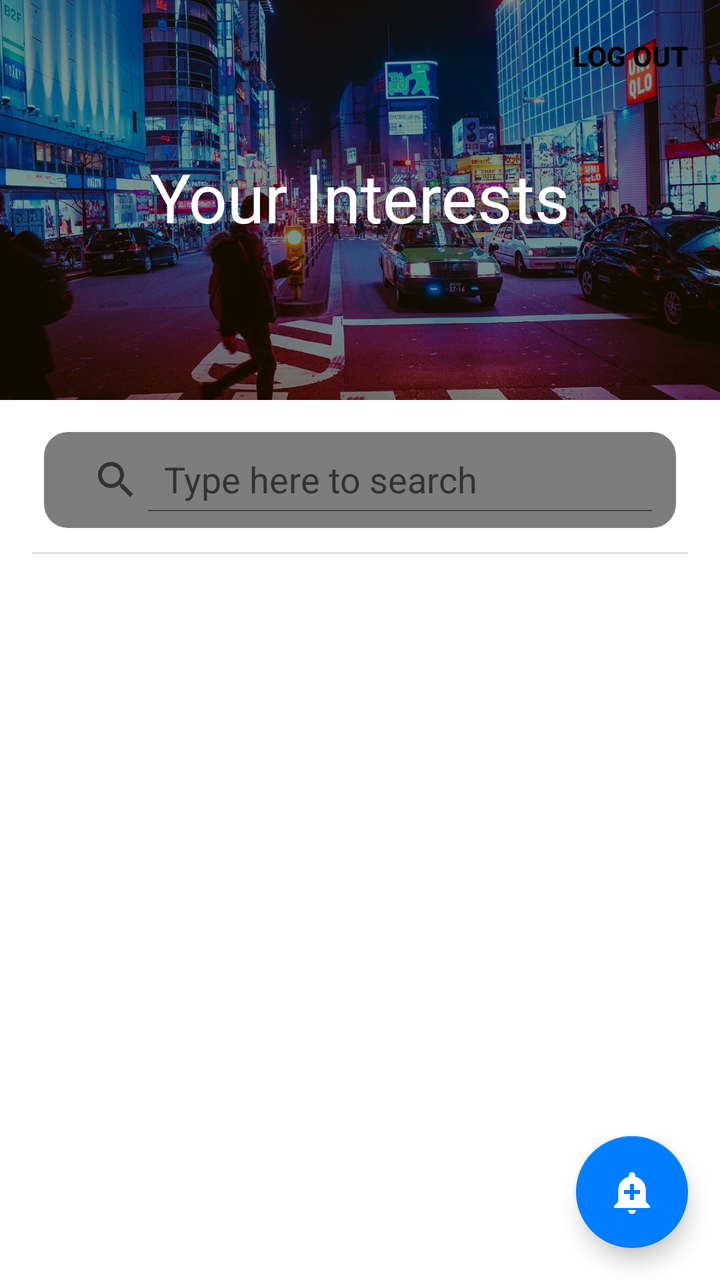
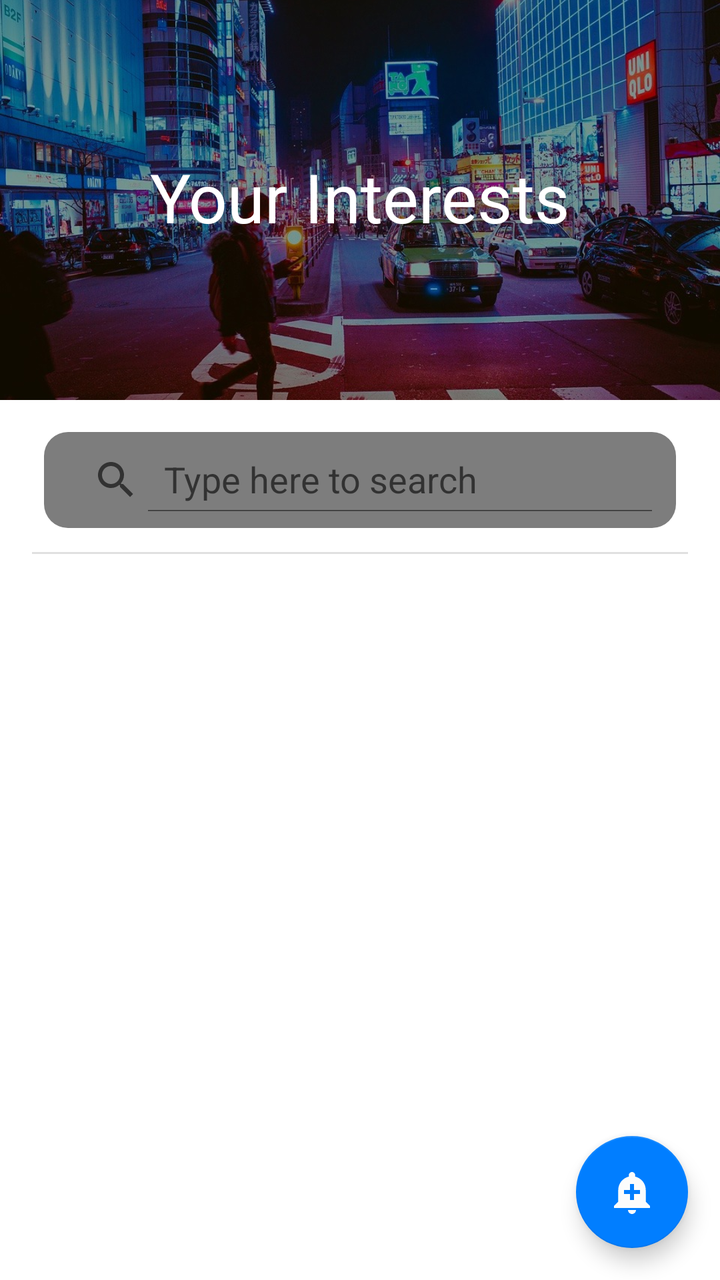

Before-and-after screenshots of an Android layout around one commit, followed by the original layout XML and the change that was made.
<!-- AndroidManifest.xml: application theme Theme.ZapAlerts -->
<!-- res/layout/activity_main.xml -->
<?xml version="1.0" encoding="utf-8"?>
<androidx.coordinatorlayout.widget.CoordinatorLayout xmlns:android="http://schemas.android.com/apk/res/android"
    xmlns:app="http://schemas.android.com/apk/res-auto"
    xmlns:tools="http://schemas.android.com/tools"
    android:layout_width="match_parent"
    android:layout_height="match_parent"
    android:fitsSystemWindows="true">

    <com.google.android.material.appbar.AppBarLayout
        android:id="@+id/appBarLayout"
        android:layout_width="match_parent"
        android:layout_height="200dp"
        android:fitsSystemWindows="true"
        android:theme="@style/ThemeOverlay.MaterialComponents.Dark">

        <com.google.android.material.appbar.CollapsingToolbarLayout
            android:id="@+id/collapsingToolbar"
            android:layout_width="match_parent"
            android:layout_height="match_parent"
            android:ellipsize="end"
            android:fitsSystemWindows="true"
            android:fontFamily="@font/lato_light"
            app:collapsedTitleGravity="left"
            app:collapsedTitleTextAppearance="@style/TextAppearance.AppCompat.Widget.ActionBar.Title"
            app:contentScrim="#111111"
            app:expandedTitleGravity="center"
            app:layout_scrollFlags="scroll|exitUntilCollapsed|snap"
            app:title="@string/your_interests">

            <ImageView
                android:layout_width="match_parent"
                android:layout_height="match_parent"
                android:contentDescription="@string/app_name"
                android:scaleType="centerCrop"
                android:src="@drawable/city_night"
                app:layout_collapseMode="parallax" />

            <Toolbar
                android:id="@+id/toolBarLayout"
                android:layout_width="match_parent"
                android:layout_height="?actionBarSize"
                android:contentInsetStart="8dp"
                android:contentInsetStartWithNavigation="0dp"
                android:popupTheme="@style/ThemeOverlay.MaterialComponents.Light"
                app:layout_collapseMode="pin">
                <Button
                    android:id="@+id/signOut"
                    style="@style/Widget.AppCompat.Button.Borderless.Colored"
                    android:layout_width="wrap_content"
                    android:layout_height="wrap_content"
                    android:layout_gravity="end"
                    android:gravity="center_vertical"
                    android:text="@string/log_out"
                    android:textColor="@color/hwid_auth_button_color_red"
                    android:textStyle="bold" />
            </Toolbar>
        </com.google.android.material.appbar.CollapsingToolbarLayout>
    </com.google.android.material.appbar.AppBarLayout>

    <LinearLayout
        android:layout_width="match_parent"
        android:layout_height="wrap_content"
        android:orientation="vertical"
        android:padding="16dp"
        app:layout_behavior="com.google.android.material.appbar.AppBarLayout$ScrollingViewBehavior">

        <androidx.appcompat.widget.SearchView
            android:id="@+id/searchview"
            android:layout_width="match_parent"
            android:layout_height="wrap_content"
            android:layout_marginHorizontal="6dp"
            android:background="@drawable/rounded"
            android:backgroundTint="#A83A3A3A"
            android:drawableStart="@drawable/ic_search"
            app:defaultQueryHint="Penis Pump"
            app:queryHint="@string/type_here_search"
            app:iconifiedByDefault="false"
            android:paddingHorizontal="4dp"
            android:paddingVertical="8dp" />

        <View
            android:id="@+id/divider2"
            android:layout_width="match_parent"
            android:layout_height="1dp"
            android:layout_marginTop="12dp"
            android:layout_marginBottom="8dp"
            android:background="?android:attr/listDivider"
            android:paddingHorizontal="8dp" />

        <androidx.recyclerview.widget.RecyclerView
            android:id="@+id/recycler"
            android:layout_width="match_parent"
            android:layout_height="wrap_content"
            android:overScrollMode="never"
            app:layoutManager="androidx.recyclerview.widget.LinearLayoutManager"
            tools:listitem="@layout/item_list_interests" />
    </LinearLayout>

    <com.google.android.material.floatingactionbutton.FloatingActionButton
        android:id="@+id/fab"
        android:layout_width="wrap_content"
        android:layout_height="wrap_content"
        android:layout_gravity="bottom|end"
        android:layout_margin="16dp"
        android:contentDescription="@string/add_alert"
        android:src="@drawable/ic_baseline_add_alert_24"
        app:layout_constraintBottom_toBottomOf="parent"
        app:layout_constraintEnd_toEndOf="parent" />
</androidx.coordinatorlayout.widget.CoordinatorLayout>
<!-- res/layout/item_list_interests.xml (included above) -->
<?xml version="1.0" encoding="utf-8"?>
<androidx.constraintlayout.widget.ConstraintLayout xmlns:android="http://schemas.android.com/apk/res/android"
    xmlns:app="http://schemas.android.com/apk/res-auto"
    android:layout_width="match_parent"
    android:layout_height="wrap_content"
    android:clickable="true">

    <androidx.cardview.widget.CardView
        style="@style/CustomCardview"
        android:layout_width="match_parent"
        android:layout_height="wrap_content"
        android:layout_marginBottom="32sp"
        android:elevation="0dp"
        android:outlineProvider="none"
        app:cardCornerRadius="12dp"
        app:cardUseCompatPadding="true"
        app:layout_constraintEnd_toEndOf="parent"
        app:layout_constraintStart_toStartOf="parent"
        app:layout_constraintTop_toTopOf="parent">

        <RelativeLayout
            android:layout_width="match_parent"
            android:layout_height="match_parent"
            android:paddingHorizontal="24dp"
            android:paddingTop="20dp">

            <androidx.constraintlayout.widget.ConstraintLayout
                android:id="@+id/name_layout"
                android:layout_width="match_parent"
                android:layout_height="wrap_content"
                android:orientation="horizontal">

                <TextView
                    android:id="@+id/interest_title"
                    android:layout_width="0dp"
                    android:layout_height="wrap_content"
                    android:ellipsize="end"
                    android:fontFamily="@font/lato_light"
                    android:maxLines="1"
                    android:text="@string/loading"
                    android:textSize="32sp"
                    android:textStyle="bold"
                    app:layout_constraintBottom_toBottomOf="parent"
                    app:layout_constraintEnd_toStartOf="@id/edit_interest"
                    app:layout_constraintStart_toStartOf="parent"
                    app:layout_constraintTop_toTopOf="parent" />

                <ImageView
                    android:id="@+id/edit_interest"
                    android:layout_width="wrap_content"
                    android:layout_height="wrap_content"
                    android:src="@drawable/ic_baseline_edit_24"
                    app:layout_constraintBottom_toBottomOf="parent"
                    app:layout_constraintEnd_toEndOf="parent"
                    app:layout_constraintTop_toTopOf="parent" />
            </androidx.constraintlayout.widget.ConstraintLayout>

            <com.google.android.material.divider.MaterialDivider
                android:id="@+id/divider"
                android:layout_width="match_parent"
                android:layout_height="wrap_content"
                android:layout_below="@id/name_layout"
                android:layout_marginTop="8dp" />

            <TextView
                android:id="@+id/source"
                android:layout_width="match_parent"
                android:layout_height="wrap_content"
                android:layout_below="@id/divider"
                android:layout_marginVertical="12dp"
                android:foreground="?android:attr/selectableItemBackground"
                android:text="@string/latest_updates"
                android:textColor="#0277BD"
                android:textSize="16sp"
                android:textStyle="italic"
                app:drawableEndCompat="@drawable/ic_baseline_arrow_forward_24" />
        </RelativeLayout>
    </androidx.cardview.widget.CardView>
</androidx.constraintlayout.widget.ConstraintLayout>
<!-- resources referenced by this layout -->
<resources>
  <!-- drawable city_night: jpeg bitmap (drawable, 222588 bytes) -->
  <!-- drawable ic_baseline_add_alert_24 (drawable) -->
  <vector xmlns:android="http://schemas.android.com/apk/res/android"
      android:width="24dp"
      android:height="24dp"
      android:viewportWidth="24"
      android:viewportHeight="24"
      android:tint="?attr/colorControlNormal">
    <path
        android:fillColor="@android:color/white"
        android:pathData="M10.01,21.01c0,1.1 0.89,1.99 1.99,1.99s1.99,-0.89 1.99,-1.99h-3.98zM18.88,16.82L18.88,11c0,-3.25 -2.25,-5.97 -5.29,-6.69v-0.72C13.59,2.71 12.88,2 12,2s-1.59,0.71 -1.59,1.59v0.72C7.37,5.03 5.12,7.75 5.12,11v5.82L3,18.94L3,20h18v-1.06l-2.12,-2.12zM16,13.01h-3v3h-2v-3L8,13.01L8,11h3L11,8h2v3h3v2.01z"/>
  </vector>
  <!-- drawable ic_baseline_arrow_forward_24 (drawable) -->
  <vector android:autoMirrored="true" android:height="24dp"
      android:tint="#0277BD" android:viewportHeight="24"
      android:viewportWidth="24" android:width="24dp" xmlns:android="http://schemas.android.com/apk/res/android">
      <path android:fillColor="@android:color/white" android:pathData="M12,4l-1.41,1.41L16.17,11H4v2h12.17l-5.58,5.59L12,20l8,-8z"/>
  </vector>
  <!-- drawable ic_baseline_edit_24 (drawable) -->
  <vector android:height="24dp" android:tint="#2F88CA"
      android:viewportHeight="24" android:viewportWidth="24"
      android:width="24dp" xmlns:android="http://schemas.android.com/apk/res/android">
      <path android:fillColor="@android:color/white" android:pathData="M3,17.25V21h3.75L17.81,9.94l-3.75,-3.75L3,17.25zM20.71,7.04c0.39,-0.39 0.39,-1.02 0,-1.41l-2.34,-2.34c-0.39,-0.39 -1.02,-0.39 -1.41,0l-1.83,1.83 3.75,3.75 1.83,-1.83z"/>
  </vector>
  <!-- drawable ic_search (drawable) -->
  <vector xmlns:android="http://schemas.android.com/apk/res/android"
      android:width="24dp"
      android:height="24dp"
      android:viewportWidth="24"
      android:viewportHeight="24"
      android:tint="?attr/colorControlNormal">
    <path
        android:fillColor="@android:color/white"
        android:pathData="M15.5,14h-0.79l-0.28,-0.27C15.41,12.59 16,11.11 16,9.5 16,5.91 13.09,3 9.5,3S3,5.91 3,9.5 5.91,16 9.5,16c1.61,0 3.09,-0.59 4.23,-1.57l0.27,0.28v0.79l5,4.99L20.49,19l-4.99,-5zM9.5,14C7.01,14 5,11.99 5,9.5S7.01,5 9.5,5 14,7.01 14,9.5 11.99,14 9.5,14z"/>
  </vector>
  <!-- drawable rounded (drawable) -->
  <?xml version="1.0" encoding="utf-8"?>
  
  <shape xmlns:android="http://schemas.android.com/apk/res/android"
      android:shape="rectangle"
      android:tint="@color/danger">
      <corners android:radius="12dp" />
  </shape>
  <string name="add_alert">Add Alert</string>
  <string name="app_name" translatable="false">Zap Alerts</string>
  <string name="latest_updates">Check latest updates</string>
  <string name="loading">Loading…</string>
  <string name="log_out">LOG OUT</string>
  <string name="type_here_search">Type here to search</string>
  <string name="your_interests">Your Interests</string>
  <style name="CustomCardview" parent="CardView">
          <item name="cardBackgroundColor">#BAF1F1F1</item>
      </style>
  <style name="Theme.ZapAlerts" parent="Theme.MaterialComponents.DayNight.NoActionBar">
          <item name="colorSurface">@color/huawei_white</item>
          
          <item name="colorPrimary">@color/huawei_white3</item>
          <item name="colorPrimaryVariant">@color/huawei_white2</item>
          <item name="colorOnPrimary">@color/black</item>
          
          <item name="colorSecondary">@color/huawei_blue</item>
          <item name="colorSecondaryVariant">#004D9E</item>
          <item name="colorOnSecondary">@color/huawei_white</item>
  
          
          <item name="android:statusBarColor">#E1E1E1</item>
      </style>
  <color name="danger">#FF1744</color>
  <color name="huawei_white">#FCFCFC</color>
  <color name="huawei_white3">#e5e5e5</color>
  <color name="huawei_white2">#efeff0</color>
  <color name="black">#FF000000</color>
  <color name="huawei_blue">#017eff</color>
</resources>

<!-- the commit's change to res/layout/activity_main.xml (unified diff, before → after) -->
@@ -28,9 +28,10 @@
             app:title="@string/your_interests">
 
             <ImageView
-                android:layout_width="match_parent"
-                android:layout_height="match_parent"
+                android:layout_width="wrap_content"
+                android:layout_height="wrap_content"
                 android:contentDescription="@string/app_name"
+                android:fitsSystemWindows="true"
                 android:scaleType="centerCrop"
                 android:src="@drawable/city_night"
                 app:layout_collapseMode="parallax" />
@@ -43,16 +44,8 @@
                 android:contentInsetStartWithNavigation="0dp"
                 android:popupTheme="@style/ThemeOverlay.MaterialComponents.Light"
                 app:layout_collapseMode="pin">
-                <Button
-                    android:id="@+id/signOut"
-                    style="@style/Widget.AppCompat.Button.Borderless.Colored"
-                    android:layout_width="wrap_content"
-                    android:layout_height="wrap_content"
-                    android:layout_gravity="end"
-                    android:gravity="center_vertical"
-                    android:text="@string/log_out"
-                    android:textColor="@color/hwid_auth_button_color_red"
-                    android:textStyle="bold" />
+                
+
             </Toolbar>
         </com.google.android.material.appbar.CollapsingToolbarLayout>
     </com.google.android.material.appbar.AppBarLayout>
<!-- resource entries referenced after the edit -->
@@ -47,7 +47,6 @@
   <string name="app_name" translatable="false">Zap Alerts</string>
   <string name="latest_updates">Check latest updates</string>
   <string name="loading">Loading…</string>
-  <string name="log_out">LOG OUT</string>
   <string name="type_here_search">Type here to search</string>
   <string name="your_interests">Your Interests</string>
   <style name="CustomCardview" parent="CardView">
